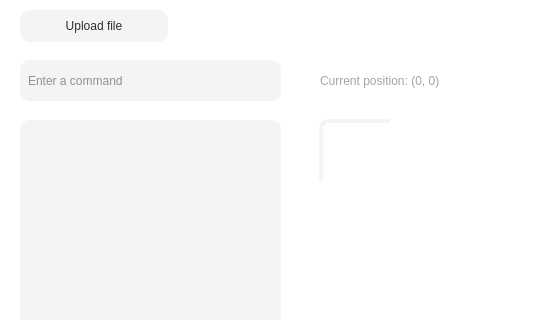
Huxyshuu/TurtleGraphics-1, file ui/mainwindow.ui: the form before one commit; both pictures show x 0 to 551 and y 0 to 320 of the 780 by 505 pixel window.
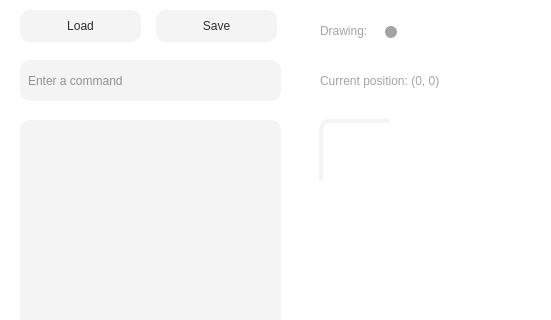
The form after the commit.

Commit message: Added pen up and down radio button to UI

What changed in the file:
```diff
--- a/ui/mainwindow.ui
+++ b/ui/mainwindow.ui
@@ -26,6 +26,9 @@
    <string notr="true">background: #FFF;</string>
   </property>
   <widget class="QWidget" name="centralwidget">
+   <property name="styleSheet">
+    <string notr="true"/>
+   </property>
    <widget class="QListView" name="listView">
     <property name="geometry">
      <rect>
@@ -262,20 +265,127 @@
      <rect>
       <x>20</x>
       <y>10</y>
-      <width>148</width>
+      <width>121</width>
       <height>32</height>
      </rect>
     </property>
     <property name="styleSheet">
-     <string notr="true">background-color: #F4F4F4;
-border-radius: 10px;
-font: 14px &quot;consolas&quot;;
-min-width: 8em;
-padding: 6px;
-color: #2E2E2E;</string>
+     <string notr="true">QPushButton {
+	background-color: #F4F4F4;
+	border-radius: 10px;
+	font: 14px &quot;consolas&quot;;
+	min-width: 5em;
+	padding: 6px;
+	color: #2E2E2E;
+}
+
+QPushButton:pressed {
+    background-color: #D0D0D0;
+    color: #2E2E2E;
+}
+
+QPushButton:hover {
+    background-color: #A2A2A2;
+}</string>
     </property>
     <property name="text">
-     <string>Upload file</string>
+     <string>Load</string>
+    </property>
+   </widget>
+   <widget class="QPushButton" name="pushButton_2">
+    <property name="geometry">
+     <rect>
+      <x>156</x>
+      <y>10</y>
+      <width>121</width>
+      <height>32</height>
+     </rect>
+    </property>
+    <property name="cursor">
+     <cursorShape>PointingHandCursor</cursorShape>
+    </property>
+    <property name="styleSheet">
+     <string notr="true">QPushButton {
+	background-color: #F4F4F4;
+	border-radius: 10px;
+	font: 14px &quot;consolas&quot;;
+	min-width: 5em;
+	padding: 6px;
+	color: #2E2E2E;
+}
+
+QPushButton:pressed {
+    background-color: #D0D0D0;
+    color: #2E2E2E;
+}
+
+QPushButton:hover {
+    background-color: #A2A2A2;
+}</string>
+    </property>
+    <property name="text">
+     <string>Save</string>
+    </property>
+   </widget>
+   <widget class="QLabel" name="label_3">
+    <property name="geometry">
+     <rect>
+      <x>320</x>
+      <y>10</y>
+      <width>91</width>
+      <height>41</height>
+     </rect>
+    </property>
+    <property name="styleSheet">
+     <string notr="true">font: 10pt &quot;Consolas&quot;; color: #A4A4A4;</string>
+    </property>
+    <property name="text">
+     <string>Drawing:</string>
+    </property>
+    <property name="alignment">
+     <set>Qt::AlignmentFlag::AlignLeading|Qt::AlignmentFlag::AlignLeft|Qt::AlignmentFlag::AlignVCenter</set>
+    </property>
+   </widget>
+   <widget class="QRadioButton" name="radioButton">
+    <property name="geometry">
+     <rect>
+      <x>385</x>
+      <y>21</y>
+      <width>16</width>
+      <height>22</height>
+     </rect>
+    </property>
+    <property name="cursor">
+     <cursorShape>PointingHandCursor</cursorShape>
+    </property>
+    <property name="styleSheet">
+     <string notr="true">QRadioButton {
+    color: #2E2E2E;
+}
+
+QRadioButton::indicator {
+    border: 1px solid #A2A2A2;
+    background-color: #A2A2A2;
+    width: 10px;
+    height: 10px;
+    border-radius: 6px;
+}
+
+QRadioButton::indicator:checked {
+    background-color: #A2A2A2;
+    border: 1px solid #A2A2A2;
+}
+
+QRadioButton::indicator:unchecked {
+    background-color: transparent;
+    border: 1px solid #A2A2A2;
+}</string>
+    </property>
+    <property name="text">
+     <string/>
+    </property>
+    <property name="checked">
+     <bool>true</bool>
     </property>
    </widget>
    <zorder>listView</zorder>
```
Left out of the diff: 47 changed lines with no effect on the pictures. The commit also changes 4 other files.
